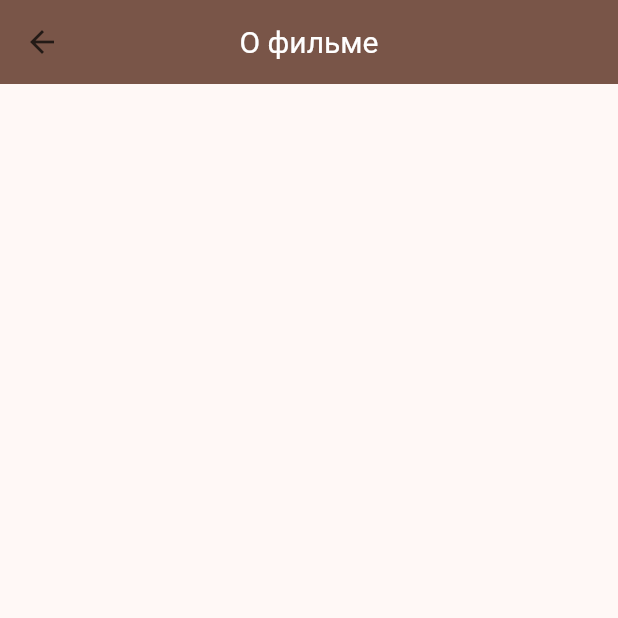
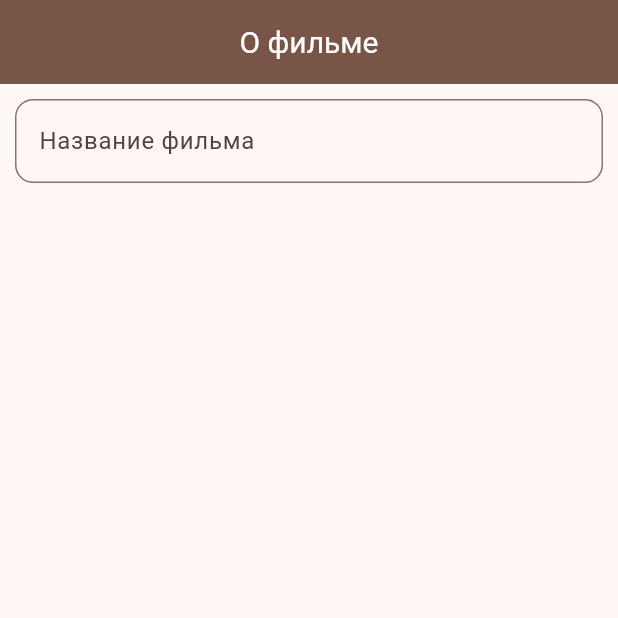
Before and after one commit to AngelinaChemeris1707/kinopoisk, a Flutter app: the DetailScreen screen opened directly, on a phone screen of 412 x 824 dp, the top half of it. Run offline on Flutter 3.47's test engine with Material 2 defaults, Android fonts, the phone set to English and light mode, and no system bars; our stand-ins replace flutter_riverpod, objectbox, riverpod_annotation; generated files the repository leaves out were written again.

```diff
--- a/lib/main.dart
+++ b/lib/main.dart
@@ -33,10 +33,11 @@ class MyApp extends ConsumerWidget {
     final String value = ref.watch(helloWorldProvider);
 
     return MaterialApp(
+        debugShowCheckedModeBanner: false,
         theme: ThemeData(
           colorScheme: ColorScheme.fromSeed(seedColor: Colors.brown),
           useMaterial3: true,
         ),
-        home: const MainScreen());
+        home: const DetailScreen());
   }
 }
--- a/lib/screens/detail_screen.dart
+++ b/lib/screens/detail_screen.dart
@@ -16,8 +16,18 @@ class _DetailScreenState extends State<DetailScreen> {
           title: const Text('О фильме'),
           titleTextStyle: const TextStyle(color: Colors.white, fontSize: 20),
           backgroundColor: Colors.brown),
-      body: const Column(
-        children: [],
+      body: const Padding(
+        padding: EdgeInsets.all(10.0),
+        child: Column(
+          children: [
+            TextField(
+              decoration: InputDecoration(
+                  hintText: "Название фильма",
+                  border: OutlineInputBorder(
+                      borderRadius: BorderRadius.all(Radius.circular(12)))),
+            )
+          ],
+        ),
       ),
     );
     floatingActionButton:
--- a/pubspec.yaml
+++ b/pubspec.yaml
@@ -39,6 +39,7 @@ dependencies:
   # The following adds the Cupertino Icons font to your application.
   # Use with the CupertinoIcons class for iOS style icons.
   cupertino_icons: ^1.0.2
+  dropdownfield2: ^1.0.7
 
 dev_dependencies:
   flutter_test:
```
Also changed, not shown: lib/widgets/movie_list_item.dart (renamed from lib/widgets/film_box.dart), pubspec.lock.
